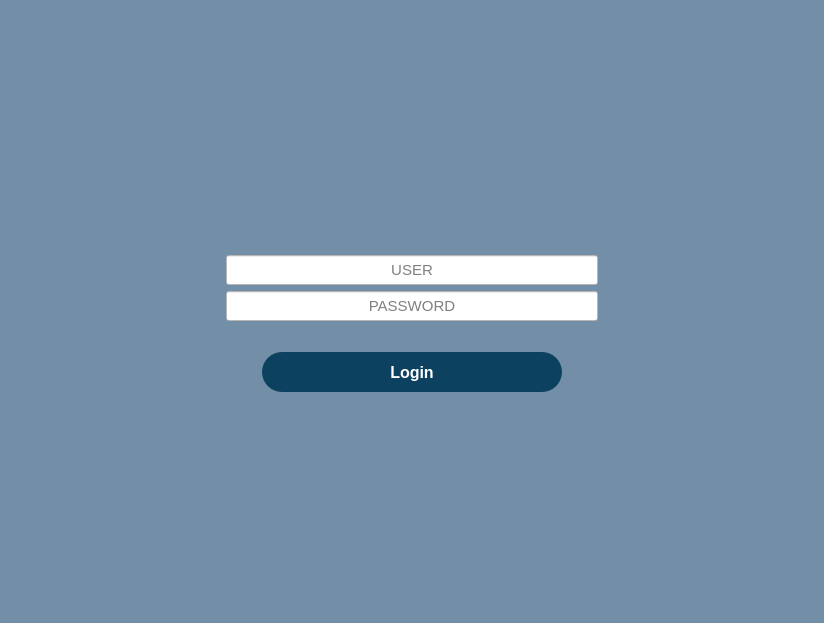
Above: login.ui from Necro-404/Erp before the change. Below: the same form after it.
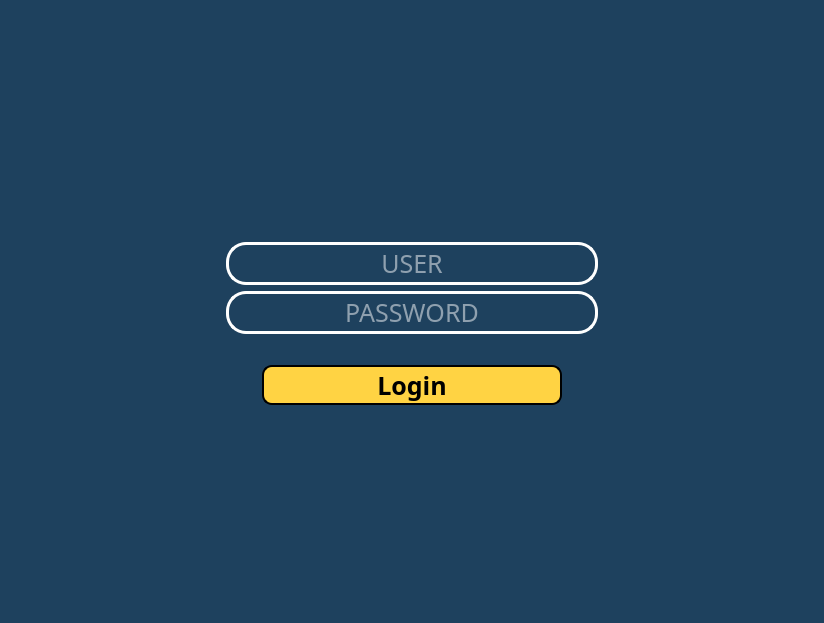
That is the form after the change. Icons and pictures are not drawn.

```diff
--- a/login.ui
+++ b/login.ui
@@ -31,7 +31,8 @@
    <bool>false</bool>
   </property>
   <property name="styleSheet">
-   <string notr="true">background-color: rgb(115, 143, 167);</string>
+   <string notr="true">background-color:rgb(30, 65, 94);
+</string>
   </property>
   <layout class="QVBoxLayout" name="verticalLayout_4">
    <item>
@@ -144,7 +145,8 @@
               </property>
               <property name="font">
                <font>
-                <pointsize>11</pointsize>
+                <family>Montserrat</family>
+                <pointsize>-1</pointsize>
                </font>
               </property>
               <property name="contextMenuPolicy">
@@ -157,7 +159,13 @@
                <enum>Qt::LeftToRight</enum>
               </property>
               <property name="styleSheet">
-               <string notr="true">background-color: rgb(255, 255, 255);</string>
+               <string notr="true">border: 3px solid rgb(255, 255, 255);
+color: rgb(255,255,255);
+border-radius: 20px 20px 0px 0px;
+font-family: 'Montserrat';
+font-size: 25px;
+text-align: center;
+</string>
               </property>
               <property name="text">
                <string/>
@@ -192,14 +200,21 @@
               </property>
               <property name="font">
                <font>
-                <pointsize>11</pointsize>
+                <family>Montserrat</family>
+                <pointsize>-1</pointsize>
                </font>
               </property>
               <property name="layoutDirection">
                <enum>Qt::LeftToRight</enum>
               </property>
               <property name="styleSheet">
-               <string notr="true">background-color: rgb(255, 255, 255);</string>
+               <string notr="true">border: 3px solid rgb(255, 255, 255);
+color: rgb(255,255,255);
+border-radius: 20px 20px 0px 0px;
+font-family: 'Montserrat';
+font-size: 25px;
+text-align: center;
+</string>
               </property>
               <property name="text">
                <string/>
@@ -263,8 +278,9 @@
             </property>
             <property name="font">
              <font>
-              <pointsize>12</pointsize>
-              <weight>75</weight>
+              <family>Source Sans Pro Semibold</family>
+              <pointsize>-1</pointsize>
+              <weight>99</weight>
               <bold>true</bold>
              </font>
             </property>
@@ -276,9 +292,14 @@
             </property>
             <property name="styleSheet">
              <string notr="true">QPushButton{
-	background-color: rgb(12, 65, 96);
-	color: rgb(255,255,255);
-	border-radius: 20px
+	background-color: #FFd343;
+	font-weight: 800;
+	font-size: 25px;
+	text-align: center;
+	border: 2px solid #000000;
+	border-radius: 10px;
+	font-family: &quot;Source Sans Pro Semibold&quot;;
+	color: rgb(0, 0, 0);
 }
 QPushButton:hover{
 	background-color: rgb(195, 206, 218);
```
Left out of the diff: 4 changed lines with no effect on the pictures.
